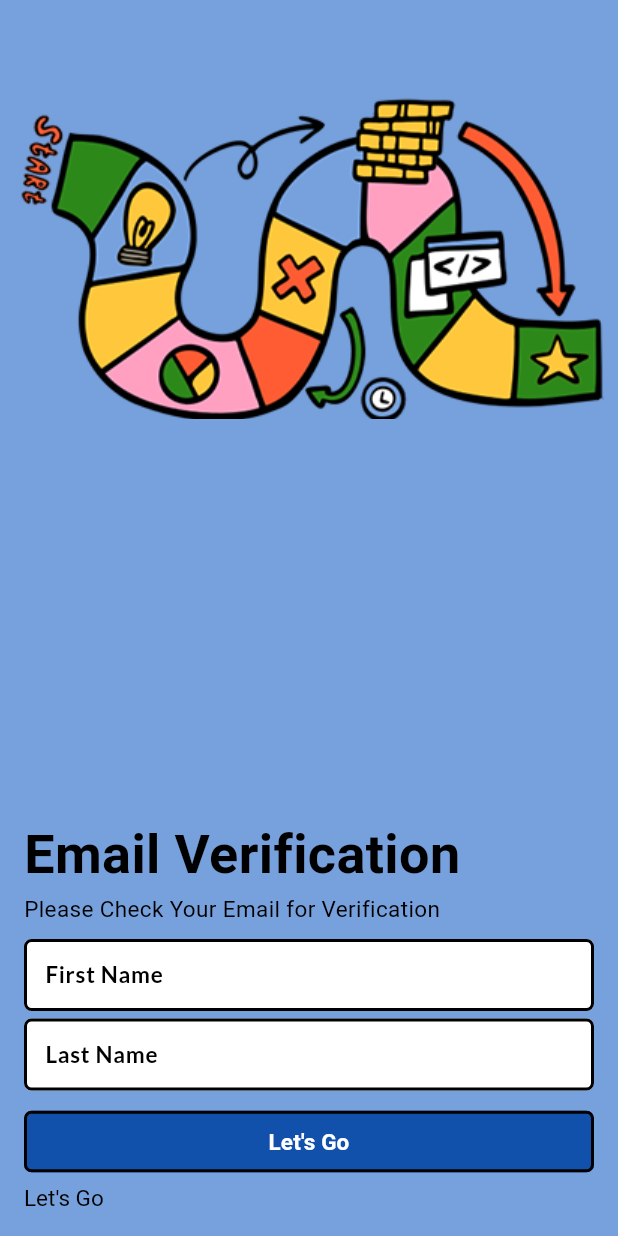
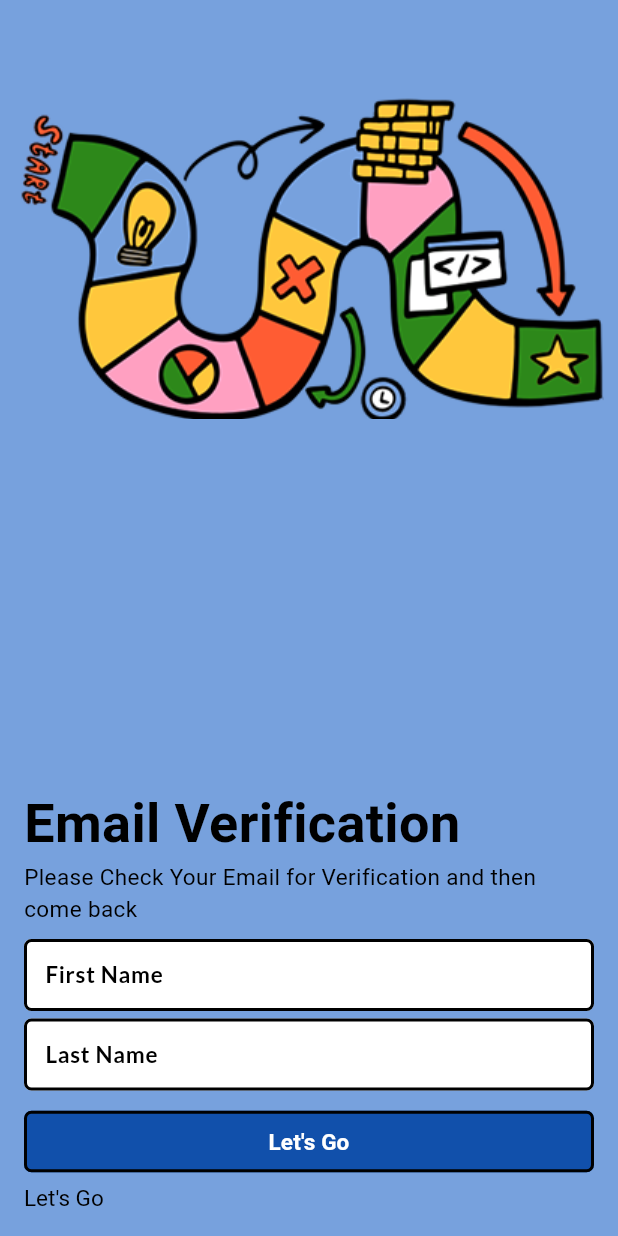
Before and after one commit to JunubiLabs/nilean, a Flutter app: the CompleteSignupPage screen opened by its route, after a tap on "Resend Email", on a phone screen of 412 x 824 dp. Run offline on Flutter 3.47's test engine with Material 3 defaults, Android fonts, the phone set to English and light mode, and no system bars; our stand-ins replace firebase_auth, firebase_core, flutter_animate, flutter_bloc, google_fonts, hexcolor and 2 more; accounts and stored records are empty; generated files the repository leaves out were written again; network calls fail; Roboto replaces fonts that are missing (Kanit).

Commit message:
Update CompleteSignupPage to prompt email verification and streamline error handling

```diff
--- a/lib/ui/pages/complete_signup_page.dart
+++ b/lib/ui/pages/complete_signup_page.dart
@@ -95,7 +95,7 @@ class _CompleteSignupPageState extends State<CompleteSignupPage> {
                     ),
                   ),
                   Text(
-                    "Please Check Your Email for Verification",
+                    "Please Check Your Email for Verification and then come back",
                     style: GoogleFonts.kanit(fontSize: 15),
                   ),
                   const SizedBox(height: 5),
@@ -125,19 +125,6 @@ class _CompleteSignupPageState extends State<CompleteSignupPage> {
                             ),
                           ),
                           const SizedBox(height: 5),
-                          if (isLoading) ...[
-                            const SizedBox(height: 5),
-                            RichText(
-                              text: TextSpan(
-                                text: "Error Occured",
-                                style: GoogleFonts.kanit(
-                                  fontSize: 15,
-                                  color: Colors.red,
-                                ),
-                                children: [],
-                              ),
-                            ),
-                          ],
                         ],
                       ),
                     ),
@@ -145,7 +132,11 @@ class _CompleteSignupPageState extends State<CompleteSignupPage> {
                   const SizedBox(height: 5),
                   AppButtons.blueButton(
                     onPressed: () {
-                      if (_formKey.currentState!.validate()) {}
+                      if (isEmailVerified) {
+                        if (_formKey.currentState!.validate()) {}
+                      } else {
+                        sendVerificationEmail();
+                      }
                     },
                     child: SizedBox(
                       width: double.maxFinite,
```
